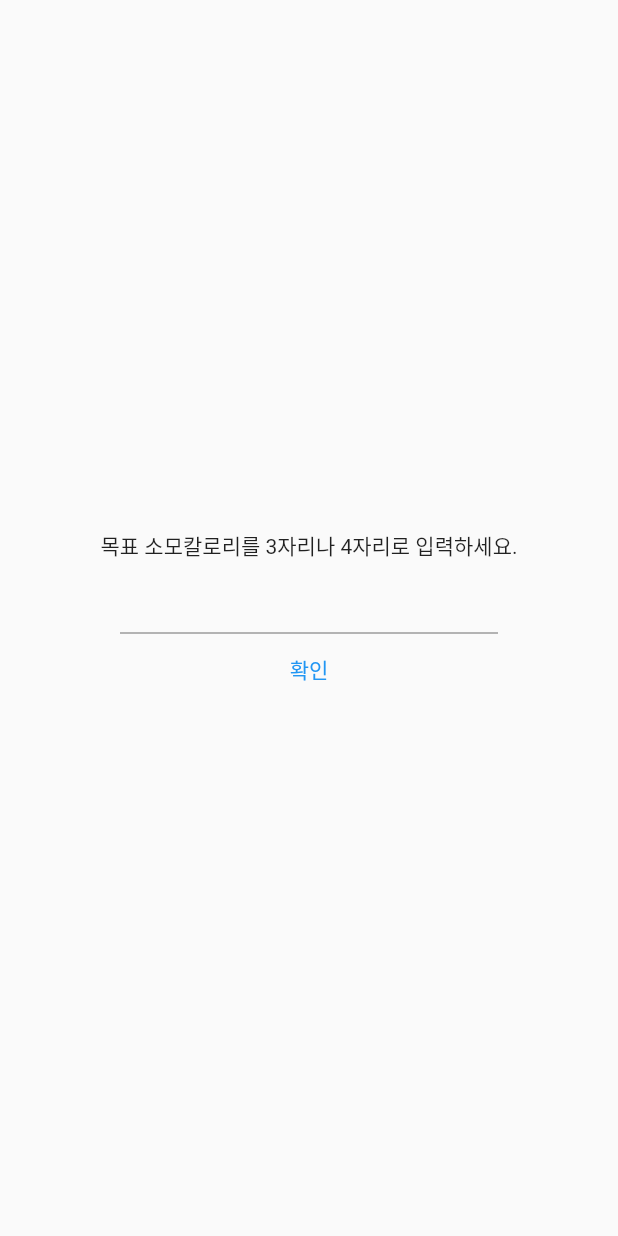
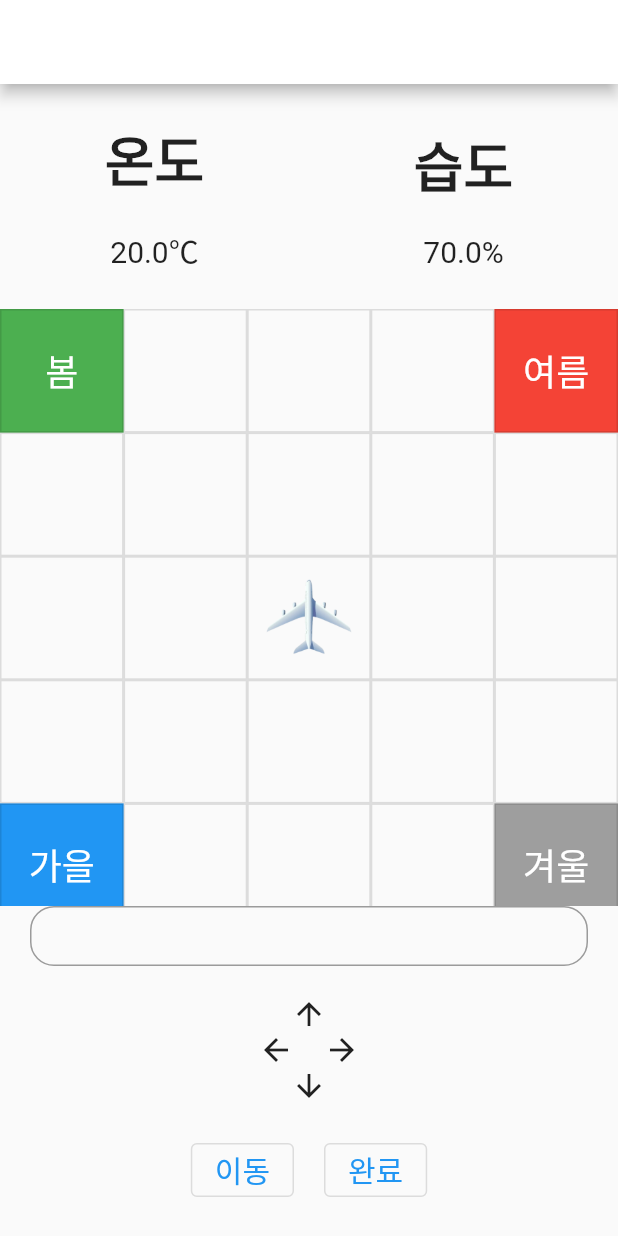
Before and after one commit to letmebelazy/design_patterns_flutter, a Flutter app: the screen it shows after launch, on a phone screen of 412 x 824 dp. Run offline on Flutter 3.47's test engine with Material 2 defaults, Android fonts, the light colour scheme and no system bars.

Commit message:
파사드 패턴 및 인터프리터 패턴

```diff
--- /dev/null
+++ b/lib/facade_and_interpreter/facade/humidity_controller.dart
@@ -0,0 +1,5 @@
+class HumidityController {
+  double setHumidity({required double humidity}) {
+    return humidity;
+  }
+}
--- /dev/null
+++ b/lib/facade_and_interpreter/facade/season_facade.dart
@@ -0,0 +1,37 @@
+import 'package:design_patterns_flutter/facade_and_interpreter/facade/humidity_controller.dart';
+import 'package:design_patterns_flutter/facade_and_interpreter/facade/snow_creator.dart';
+import 'package:design_patterns_flutter/facade_and_interpreter/facade/temperature_controller.dart';
+import 'package:design_patterns_flutter/facade_and_interpreter/facade/weather_state.dart';
+
+class SeasonFacade {
+  final TemperatureController temperatureController;
+  final HumidityController humidityController;
+  final SnowCreator snowCreator;
+
+  SeasonFacade({
+    required this.temperatureController,
+    required this.humidityController,
+    required this.snowCreator,
+  });
+
+  void makeItSpring(WeatherState state) {
+    state.temparature = temperatureController.setTemperature(temperature: 12.3);
+    state.humidity = humidityController.setHumidity(humidity: 56.4);
+  }
+
+  void makeItSummer(WeatherState state) {
+    state.temparature = temperatureController.setTemperature(temperature: 24.7);
+    state.humidity = humidityController.setHumidity(humidity: 71.8);
+  }
+
+  void makeItAutumn(WeatherState state) {
+    state.temparature = temperatureController.setTemperature(temperature: 14.7);
+    state.humidity = humidityController.setHumidity(humidity: 62.9);
+  }
+
+  void makeItWinter(WeatherState state) {
+    state.temparature = temperatureController.setTemperature(temperature: -0.3);
+    state.humidity = humidityController.setHumidity(humidity: 56.1);
+    state.isSnowing = snowCreator.makeSnow();
+  }
+}
--- /dev/null
+++ b/lib/facade_and_interpreter/facade/snow_creator.dart
@@ -0,0 +1,5 @@
+class SnowCreator {
+  bool makeSnow() {
+    return true;
+  }
+}
--- /dev/null
+++ b/lib/facade_and_interpreter/facade/temperature_controller.dart
@@ -0,0 +1,5 @@
+class TemperatureController {
+  double setTemperature({required double temperature}) {
+    return temperature;
+  }
+}
--- /dev/null
+++ b/lib/facade_and_interpreter/facade/weather_state.dart
@@ -0,0 +1,11 @@
+class WeatherState {
+  double temparature;
+  double humidity;
+  bool isSnowing;
+
+  WeatherState({
+    this.temparature = 20.0,
+    this.humidity = 70.0,
+    this.isSnowing = false,
+  });
+}
--- /dev/null
+++ b/lib/facade_and_interpreter/interpreter/action.dart
@@ -0,0 +1,5 @@
+import 'dart:ui';
+
+abstract class Motion {
+  Offset interpret();
+}
--- /dev/null
+++ b/lib/facade_and_interpreter/interpreter/movement.dart
@@ -0,0 +1,18 @@
+import 'dart:ui';
+
+import 'package:design_patterns_flutter/facade_and_interpreter/interpreter/action.dart';
+
+class Movement implements Motion {
+  final Motion rotation;
+  final Offset currentOffset;
+
+  Movement({
+    required this.rotation,
+    required this.currentOffset,
+  });
+
+  @override
+  Offset interpret() {
+    return currentOffset + rotation.interpret();
+  }
+}
--- /dev/null
+++ b/lib/facade_and_interpreter/interpreter/rotation.dart
@@ -0,0 +1,39 @@
+import 'dart:ui';
+
+import 'package:design_patterns_flutter/facade_and_interpreter/interpreter/action.dart';
+
+class LeftRotation implements Motion {
+  final Offset offset = Offset(-1, 0);
+
+  @override
+  Offset interpret() {
+    return offset;
+  }
+}
+
+class RightRotation implements Motion {
+  final Offset offset = Offset(1, 0);
+
+  @override
+  Offset interpret() {
+    return offset;
+  }
+}
+
+class TopRotation implements Motion {
+  final Offset offset = Offset(0, 1);
+
+  @override
+  Offset interpret() {
+    return offset;
+  }
+}
+
+class BottomRotation implements Motion {
+  final Offset offset = Offset(0, -1);
+
+  @override
+  Offset interpret() {
+    return offset;
+  }
+}
--- /dev/null
+++ b/lib/facade_and_interpreter/view/season_changer.dart
@@ -0,0 +1,425 @@
+import 'package:design_patterns_flutter/facade_and_interpreter/facade/weather_state.dart';
+import 'package:flutter/material.dart';
+
+import 'package:design_patterns_flutter/facade_and_interpreter/facade/humidity_controller.dart';
+import 'package:design_patterns_flutter/facade_and_interpreter/facade/season_facade.dart';
+import 'package:design_patterns_flutter/facade_and_interpreter/facade/snow_creator.dart';
+import 'package:design_patterns_flutter/facade_and_interpreter/facade/temperature_controller.dart';
+import 'package:design_patterns_flutter/facade_and_interpreter/interpreter/action.dart';
+import 'package:design_patterns_flutter/facade_and_interpreter/interpreter/movement.dart';
+import 'package:design_patterns_flutter/facade_and_interpreter/interpreter/rotation.dart';
+
+class SeasonChanger extends StatefulWidget {
+  const SeasonChanger({super.key});
+
+  @override
+  State<SeasonChanger> createState() => _SeasonChangerState();
+}
+
+class _SeasonChangerState extends State<SeasonChanger> {
+  final List<Offset> offsets = List<Offset>.generate(25, (index) {
+    double x = index % 5 - 2;
+    double y = 2.0 - index ~/ 5;
+    return Offset(x, y);
+  });
+  final SeasonFacade facade = SeasonFacade(
+    temperatureController: TemperatureController(),
+    humidityController: HumidityController(),
+    snowCreator: SnowCreator(),
+  );
+
+  final WeatherState state = WeatherState();
+
+  Color appBarColor = Colors.white;
+  String input = '';
+  int currentIndex = -1;
+  Offset currentOffset = Offset(0, 0);
+  bool isSpring = false;
+  bool isSummer = false;
+  bool isAutumn = false;
+  bool isWinter = false;
+
+  @override
+  Widget build(BuildContext context) {
+    return Scaffold(
+      appBar: AppBar(
+        automaticallyImplyLeading: false,
+        title: Text(''),
+        backgroundColor: appBarColor,
+      ),
+      body: Column(
+        children: [
+          SizedBox(
+            width: double.infinity,
+            height: 150.0,
+            child: Row(
+              mainAxisAlignment: MainAxisAlignment.spaceAround,
+              children: [
+                Column(
+                  mainAxisAlignment: MainAxisAlignment.center,
+                  children: [
+                    Text(
+                      '온도',
+                      style: TextStyle(
+                        fontSize: 36.0,
+                        fontWeight: FontWeight.bold,
+                      ),
+                    ),
+                    SizedBox(height: 20.0),
+                    Text(
+                      '${state.temparature}℃',
+                      style: TextStyle(
+                        fontSize: 20.0,
+                      ),
+                    ),
+                  ],
+                ),
+                Column(
+                  mainAxisAlignment: MainAxisAlignment.center,
+                  children: [
+                    Text(
+                      '습도',
+                      style: TextStyle(
+                        fontSize: 36.0,
+                        fontWeight: FontWeight.bold,
+                      ),
+                    ),
+                    SizedBox(height: 20.0),
+                    Text(
+                      '${state.humidity}%',
+                      style: TextStyle(
+                        fontSize: 20.0,
+                      ),
+                    ),
+                  ],
+                ),
+                if (state.isSnowing)
+                  Column(
+                    mainAxisAlignment: MainAxisAlignment.center,
+                    children: [
+                      Text(
+                        '눈',
+                        style: TextStyle(
+                          fontSize: 36.0,
+                          fontWeight: FontWeight.bold,
+                        ),
+                      ),
+                      SizedBox(height: 20.0),
+                      Text(
+                        'ing',
+                        style: TextStyle(
+                          fontSize: 20.0,
+                        ),
+                      ),
+                    ],
+                  ),
+              ],
+            ),
+          ),
+          Expanded(
+            child: GridView.builder(
+              itemCount: 25,
+              gridDelegate: SliverGridDelegateWithFixedCrossAxisCount(
+                crossAxisCount: 5,
+                childAspectRatio: 1,
+              ),
+              itemBuilder: (context, index) {
+                if (index == 0) {
+                  return Container(
+                    alignment: Alignment.center,
+                    decoration: BoxDecoration(
+                      color: Colors.green,
+                      border: Border.all(color: Colors.black12),
+                    ),
+                    child: Stack(
+                      children: [
+                        Text(
+                          '봄',
+                          style: TextStyle(
+                            fontSize: 24.0,
+                            color: Colors.white,
+                          ),
+                        ),
+                        if (currentIndex == 0)
+                          Image.asset(
+                            'assets/plane.png',
+                          ),
+                      ],
+                    ),
+                  );
+                }
+                if (index == 4) {
+                  return Container(
+                    alignment: Alignment.center,
+                    decoration: BoxDecoration(
+                      color: Colors.red,
+                      border: Border.all(color: Colors.black12),
+                    ),
+                    child: Stack(
+                      children: [
+                        Text(
+                          '여름',
+                          style: TextStyle(
+                            fontSize: 24.0,
+                            color: Colors.white,
+                          ),
+                        ),
+                        if (currentIndex == 4)
+                          Image.asset(
+                            'assets/plane.png',
+                          ),
+                      ],
+                    ),
+                  );
+                }
+                if (index == 20) {
+                  return Container(
+                    alignment: Alignment.center,
+                    decoration: BoxDecoration(
+                      color: Colors.blue,
+                      border: Border.all(color: Colors.black12),
+                    ),
+                    child: Stack(
+                      children: [
+                        Text(
+                          '가을',
+                          style: TextStyle(
+                            fontSize: 24.0,
+                            color: Colors.white,
+                          ),
+                        ),
+                        if (currentIndex == 20)
+                          Image.asset(
+                            'assets/plane.png',
+                          ),
+                      ],
+                    ),
+                  );
+                }
+                if (index == 24) {
+                  return Container(
+                      alignment: Alignment.center,
+                      decoration: BoxDecoration(
+                        color: Colors.grey,
+                        border: Border.all(color: Colors.black12),
+                      ),
+                      child: Stack(
+                        children: [
+                          Text(
+                            '겨울',
+                            style: TextStyle(
+                              fontSize: 24.0,
+                              color: Colors.white,
+                            ),
+                          ),
+                          if (currentIndex == 24)
+                            Image.asset(
+                              'assets/plane.png',
+                            ),
+                        ],
+                      ));
+                }
+                if (index == 12) {
+                  return Container(
+                    decoration: BoxDecoration(
+                      color: Colors.transparent,
+                      border: Border.all(color: Colors.black12),
+                    ),
+                    child: currentIndex == index || currentIndex == -1
+                        ? Image.asset(
+                            'assets/plane.png',
+                          )
+                        : null,
+                  );
+                }
+                return Container(
+                  decoration: BoxDecoration(
+                    color: Colors.transparent,
+                    border: Border.all(color: Colors.black12),
+                  ),
+                  child: currentIndex == index
+                      ? Image.asset(
+                          'assets/plane.png',
+                        )
+                      : null,
+                );
+              },
+            ),
+          ),
+          SizedBox(
+            height: 220.0,
+            child: Column(
+              mainAxisAlignment: MainAxisAlignment.start,
+              children: [
+                Container(
+                  margin: const EdgeInsets.symmetric(horizontal: 20.0),
+                  width: double.infinity,
+                  height: 40.0,
+                  decoration: BoxDecoration(
+                    border: Border.all(color: Colors.black38),
+                    borderRadius: BorderRadius.circular(16.0),
+                  ),
+                  alignment: Alignment.center,
+                  child: Text(
+                    input,
+                    style: TextStyle(fontSize: 20.0),
+                  ),
+                ),
+                SizedBox(height: 20.0),
+                GestureDetector(
+                  onTap: () {
+                    setState(() {
+                      input += '↑';
+                    });
+                  },
+                  child: Icon(Icons.arrow_upward),
+                ),
+                Row(
+                  mainAxisAlignment: MainAxisAlignment.center,
+                  children: [
+                    GestureDetector(
+                      onTap: () {
+                        setState(() {
+                          input += '←';
+                        });
+                      },
+                      child: Icon(Icons.arrow_back),
+                    ),
+                    SizedBox(width: 20.0),
+                    GestureDetector(
+                      onTap: () {
+                        setState(() {
+                          input += '→';
+                        });
+                      },
+                      child: Icon(Icons.arrow_forward),
+                    ),
+                  ],
+                ),
+                GestureDetector(
+                  onTap: () {
+                    setState(() {
+                      input += '↓';
+                    });
+                  },
+                  child: Icon(Icons.arrow_downward),
+                ),
+                SizedBox(height: 20.0),
+                Row(
+                  mainAxisAlignment: MainAxisAlignment.center,
+                  children: [
+                    OutlinedButton(
+                      onPressed: () {
+                        setState(() {
+                          input += 'M';
+                        });
+                      },
+                      child: Text(
+                        '이동',
+                        style: TextStyle(fontSize: 20.0),
+                      ),
+                    ),
+                    SizedBox(width: 20.0),
+                    OutlinedButton(
+                      onPressed: () {
+                        setState(() {
+                          currentOffset = actionInterpret(currentOffset);
+                          currentIndex = offsets.indexWhere(
+                            (e) => e == currentOffset,
+                          );
+                          input = '';
+
+                          switch (currentIndex) {
+                            case 0:
+                              {
+                                setState(() {
+                                  appBarColor = Colors.green;
+                                  facade.makeItSpring(state);
+                                });
+                                break;
+                              }
+                            case 4:
+                              {
+                                setState(() {
+                                  appBarColor = Colors.red;
+                                  facade.makeItSummer(state);
+                                });
+                                break;
+                              }
+                            case 20:
+                              {
+                                setState(() {
+                                  appBarColor = Colors.blue;
+                                  facade.makeItAutumn(state);
+                                });
+                                break;
+                              }
+                            case 24:
+                              {
+                                setState(() {
+                                  appBarColor = Colors.grey;
+                                  facade.makeItWinter(state);
+                                });
+                                break;
+                              }
+                            default:
+                              {}
+                          }
+                        });
+                      },
+                      child: Text(
+                        '완료',
+                        style: TextStyle(fontSize: 20.0),
+                      ),
+                    ),
+                  ],
+                ),
+              ],
+            ),
+          ),
+        ],
+      ),
+    );
+  }
+
+  Offset actionInterpret(Offset currentOffset) {
+    final List<Motion> actions = [];
+    final List<String> inputCharacters = input.split('');
+    Offset changedOffset = currentOffset;
+
+    for (String char in inputCharacters) {
+      switch (char) {
+        case '←':
+          {
+            actions.add(LeftRotation());
+            break;
+          }
+        case '→':
+          {
+            actions.add(RightRotation());
+            break;
+          }
+        case '↑':
+          {
+            actions.add(TopRotation());
+            break;
+          }
+        case '↓':
+          {
+            actions.add(BottomRotation());
+            break;
+          }
+        default:
+          {
+            Movement movement =
+                Movement(rotation: actions.last, currentOffset: changedOffset);
+            actions.add(movement);
+            changedOffset = movement.interpret();
+            break;
+          }
+      }
+    }
+
+    return changedOffset;
+  }
+}
--- a/lib/main.dart
+++ b/lib/main.dart
@@ -1,3 +1,4 @@
+import 'package:design_patterns_flutter/facade_and_interpreter/view/season_changer.dart';
 import 'package:flutter/material.dart';
 
 import 'package:design_patterns_flutter/strategy_and_state/views/calories_calculator.dart';
@@ -14,8 +15,8 @@ class MyApp extends StatelessWidget {
     return MaterialApp(
       title: 'Flutter Design Patterns',
 
-      // 빼고자 하는 목표 칼로리를 계산해주는 페이지
-      home: CaloriesCalculator(),
+      home: SeasonChanger(),
+      // CaloriesCalculator(),
       // ShoppingMallMenu(
       //   rootCategory: MenuCategory(depthCount: 0, categoryTitle: '메인 카테고리'),
       // ),
--- a/lib/strategy_and_state/views/exercise_page.dart
+++ b/lib/strategy_and_state/views/exercise_page.dart
@@ -1,11 +1,7 @@
 import 'dart:async';
-import 'dart:math';
 
+import 'package:design_patterns_flutter/strategy_and_state/strategy/exercise.dart';
 import 'package:flutter/material.dart';
-import 'package:flutter/src/widgets/container.dart';
-import 'package:flutter/src/widgets/framework.dart';
-
-import '../strategy/exercise.dart';
 
 class ExercisePage extends StatelessWidget {
   final Exercise exercise;
--- a/pubspec.yaml
+++ b/pubspec.yaml
@@ -60,9 +60,8 @@ flutter:
   uses-material-design: true
 
   # To add assets to your application, add an assets section, like this:
-  # assets:
-  #   - images/a_dot_burr.jpeg
-  #   - images/a_dot_ham.jpeg
+  assets:
+    - assets/
 
   # An image asset can refer to one or more resolution-specific "variants", see
   # https://flutter.dev/assets-and-images/#resolution-aware
```
Also changed, not shown: lib/strategy_and_state/strategy/football.dart (added, +14 -0 lines), lib/strategy_and_state/views/detail_page.dart (+17 -1 lines), assets/plane.png (added), lib/strategy_and_state/strategy/boxing.dart (line endings or trailing spaces).
